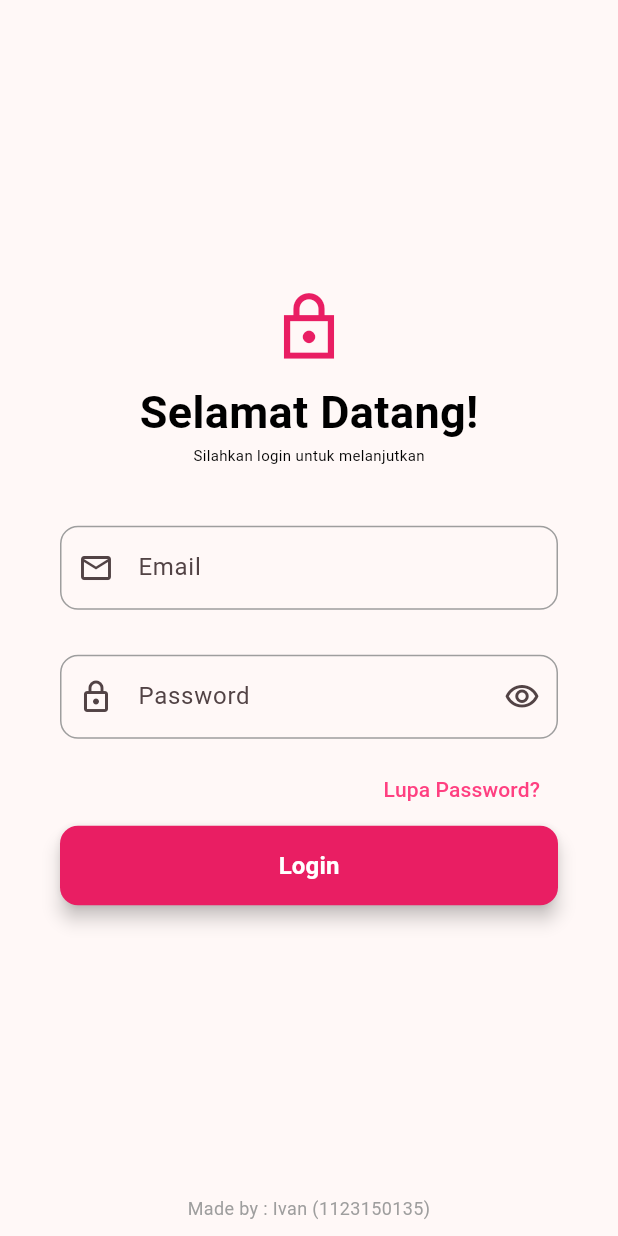
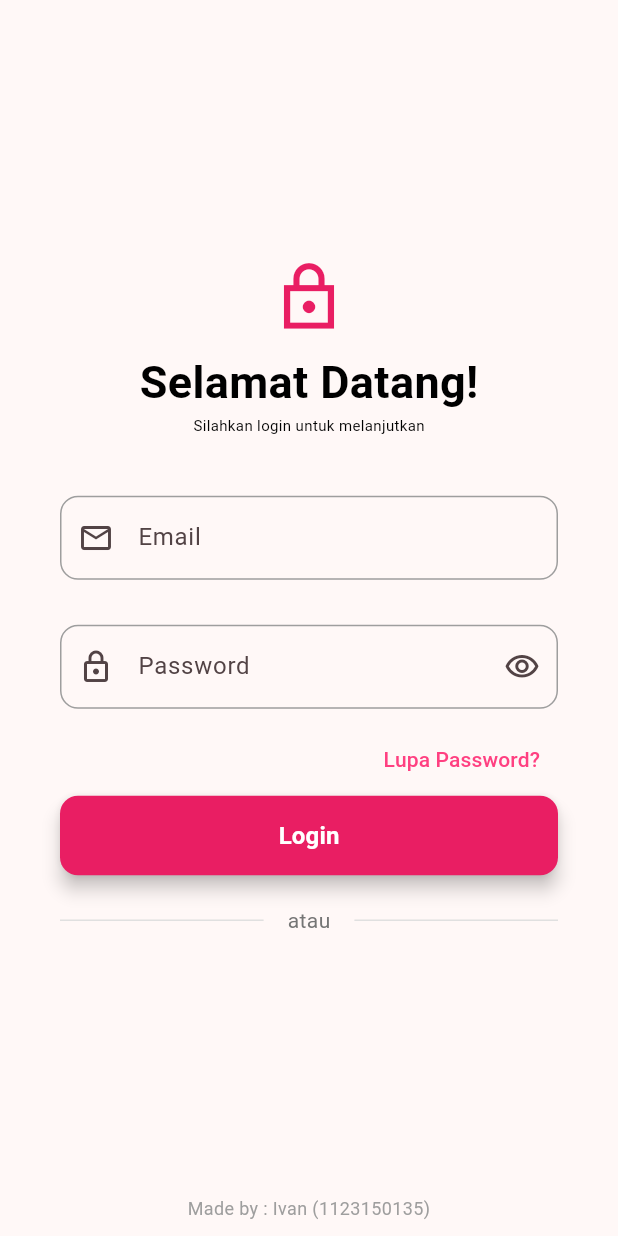
Before and after one commit to GUYwithPTSD/KB1179-1123150135-uts, a Flutter app: the screen it shows after launch, on a phone screen of 412 x 824 dp. Run offline on Flutter 3.47's test engine with Material 3 defaults, Android fonts, the phone set to English and light mode, and no system bars.

Commit message:
membuat pemisah metode login pada login page

```diff
--- a/lib/login.dart
+++ b/lib/login.dart
@@ -114,6 +114,20 @@
                     style: TextStyle(fontSize: 16, fontWeight: FontWeight.bold),
                   ),
                 ),
+                SizedBox(height: 20.0),
+                Row(
+                  children: [
+                    Expanded(child: Divider(color: Colors.grey[300])),
+                    Padding(
+                      padding: const EdgeInsets.symmetric(horizontal: 16),
+                      child: Text(
+                        "atau",
+                        style: TextStyle(color: Colors.grey[600]),
+                      ),
+                    ),
+                    Expanded(child: Divider(color: Colors.grey[300])),
+                  ],
+                ),
               ],
             ),
           ),
```
